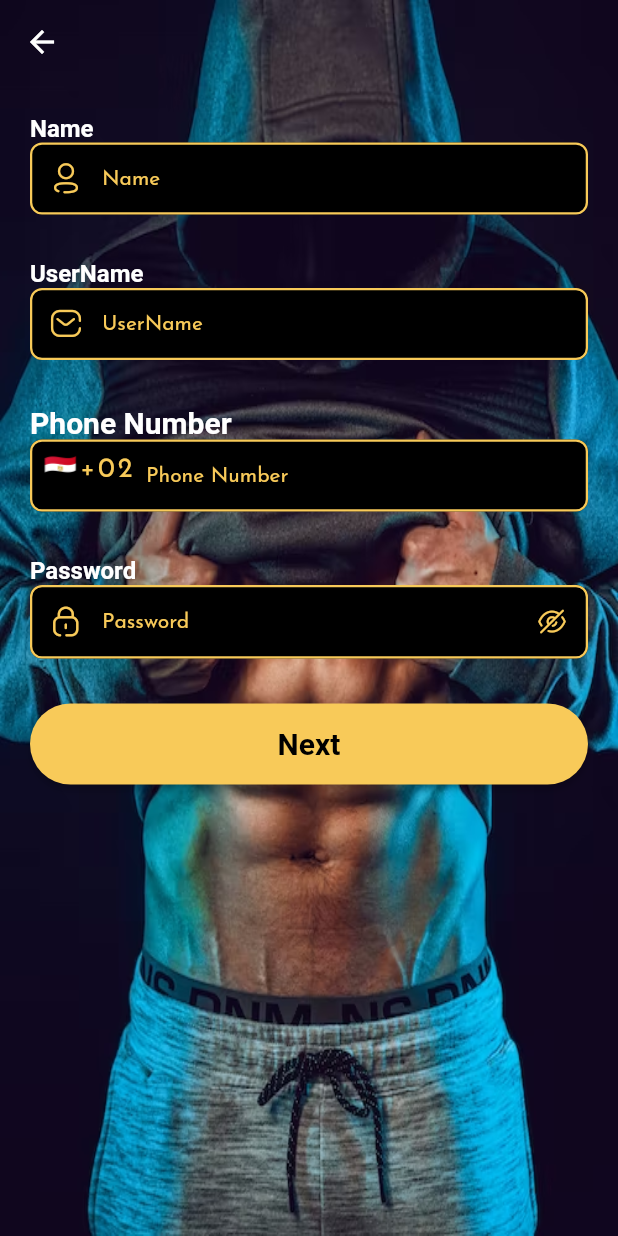
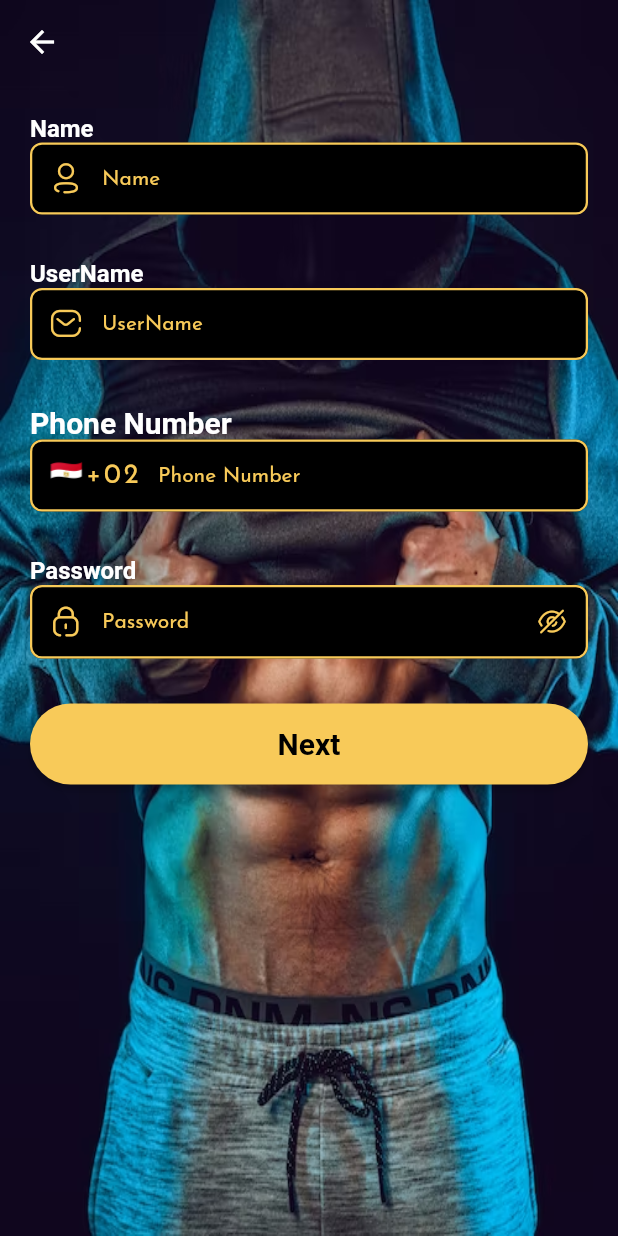
Before and after one commit to Ahmedzayan99/Graduation-Project, a Flutter app: the SignupUserScreen screen opened directly, on a phone screen of 412 x 824 dp. Run offline on Flutter 3.47's test engine with Material 2 defaults, Android fonts, the phone set to English and light mode, and no system bars; our stand-ins replace animated_text_kit, bloc, carousel_slider, cloud_firestore, conditional_builder_null_safety, date_picker_timeline and 9 more; accounts and stored records are empty; network calls fail.

Commit message:
ubdate ahmed

```diff
--- a/lib/modules/home/home.dart
+++ b/lib/modules/home/home.dart
@@ -123,8 +123,8 @@ class HomeScreen extends StatelessWidget {
                             onPressed: () {
                               GymCubit.get(context).changeIndex(1);
                             },
-                            child: const Text(
-                              'Lets start',
+                            child:  Text(
+                                "${'letsStart'.tr(context)}",
                               style: TextStyle(
                                   color: Colors.yellow, fontWeight: FontWeight.w600),
                             ),
--- a/lib/modules/login_register/cubit/authentication_cubit.dart
+++ b/lib/modules/login_register/cubit/authentication_cubit.dart
@@ -1,13 +1,13 @@
 // ignore_for_file: avoid_print
 
+import 'package:blackgym/model/user_model.dart';
 import 'package:blackgym/shared/network/constants.dart';
 import 'package:blackgym/shared/network/remote/dio_helper.dart';
+import 'package:blackgym/shared/styles/colors_manager.dart';
+import 'package:blackgym/shared/styles/iconly_broken.dart';
 import 'package:flutter/material.dart';
 import 'package:flutter_bloc/flutter_bloc.dart';
 import 'package:firebase_auth/firebase_auth.dart';
-import '../../../model/user_model.dart';
-import '../../../shared/styles/colors_manager.dart';
-import '../../../shared/styles/iconly_broken.dart';
 import 'package:cloud_firestore/cloud_firestore.dart';
 import 'authentication_states.dart';
 class AuthCubit extends Cubit<AuthStates> {
@@ -232,7 +232,7 @@ class AuthCubit extends Cubit<AuthStates> {
   }
 
   //<<<<<<<<<<<<<<<<<Start the cubit of Login by firebase>>>>>>>>>>>>>>>>>>>>>>
-
+  UserModel? userModel;
   void userLogin({
     required String email,
     required String password,
@@ -248,6 +248,7 @@ class AuthCubit extends Cubit<AuthStates> {
     ).then((value) {
       print('22222222');
       print(value.data);
+      userModel = UserModel.fromJson(value.data()!);
       emit(LoginSuccessState());
     }).catchError((error) {
       print('3333333333');
--- a/lib/modules/login_register/register/details_user.dart
+++ b/lib/modules/login_register/register/details_user.dart
@@ -6,11 +6,11 @@ import 'package:blackgym/modules/login_register/cubit/authentication_states.dart
 import 'package:blackgym/shared/app_cubit/cubit.dart';
 import 'package:blackgym/shared/components.dart';
 import 'package:blackgym/shared/global/app_localization/app_localization.dart';
+import 'package:blackgym/shared/styles/colors_manager.dart';
 import 'package:blackgym/shared/widgets/custom_defaultSlider.dart';
 import 'package:flutter/material.dart';
 import 'package:flutter/rendering.dart';
 import 'package:fluttertoast/fluttertoast.dart';
-import '../../../shared/styles/colors_manager.dart';
 import 'package:flutter_bloc/flutter_bloc.dart';
 class SignupDetailsScreen extends StatelessWidget {
    String email;
--- a/lib/modules/login_register/register/otp_screen.dart
+++ b/lib/modules/login_register/register/otp_screen.dart
@@ -3,10 +3,10 @@
 import 'package:blackgym/modules/login_register/cubit/authentication_cubit.dart';
 import 'package:blackgym/modules/login_register/cubit/authentication_states.dart';
 import 'package:blackgym/shared/components.dart';
+import 'package:blackgym/shared/styles/colors_manager.dart';
 import 'package:flutter/material.dart';
 import 'package:flutter/services.dart';
 import 'package:flutter_bloc/flutter_bloc.dart';
-import '../../../../shared/styles/colors_manager.dart';
 import 'package:pin_code_fields/pin_code_fields.dart';
 import 'second_step_register.dart';
 
--- a/lib/modules/login_register/register/second_step_register.dart
+++ b/lib/modules/login_register/register/second_step_register.dart
@@ -144,7 +144,7 @@ class SignupUserScreen extends StatelessWidget{
                                 controller:phoneNumberController,
                                 textInputType: TextInputType.phone,
                                 icon: Padding(
-                                  padding: const EdgeInsets.all(8.0),
+                                  padding: const EdgeInsets.all(12.0),
                                   child: Text(
                                     '${generateCountryFlag()}+02',
                                     style:TextStyle(
--- a/lib/modules/settings/settings.dart
+++ b/lib/modules/settings/settings.dart
@@ -1,3 +1,5 @@
+import 'package:blackgym/modules/changeLanuage.dart';
+import 'package:blackgym/modules/login_register/cubit/authentication_cubit.dart';
 import 'package:blackgym/shared/app_cubit/cubit.dart';
 import 'package:blackgym/shared/app_cubit/states.dart';
 import 'package:blackgym/shared/components.dart';
@@ -19,7 +21,7 @@ class SettingsScreen extends StatelessWidget {
     return BlocConsumer<GymCubit, GymStates>(
         listener: (context, state) {},
         builder: (context, state) {
-          var userModel = GymCubit.get(context).userModel;
+          var userModel = AuthCubit.get(context).userModel;
           GymCubit cubit = GymCubit.get(context);
           return ConditionalBuilder(
             condition: state is! GetUserLoadingState,
@@ -693,7 +695,7 @@ class SettingsScreen extends StatelessWidget {
                                       context,
                                       MaterialPageRoute(
                                         builder: (context) =>
-                                            const HomeSignUpScreen(),
+                                            const ChangeLanguageScreen(),
                                       ),
                                       (route) => false);
                                 });
--- a/lib/modules/workouts/workouts.dart
+++ b/lib/modules/workouts/workouts.dart
@@ -25,12 +25,11 @@ class WorkoutsScreen extends StatelessWidget {
       },
       builder: (context, state) {
         var alan =GymCubit.get(context).plans;
-        SystemChrome.setEnabledSystemUIMode (SystemUiMode.manual, overlays: [SystemUiOverlay.top]);
-        SystemChrome.setEnabledSystemUIMode(SystemUiMode.immersiveSticky);
+      //  SystemChrome.setEnabledSystemUIMode (SystemUiMode.manual, overlays: [SystemUiOverlay.top]);
+      //  SystemChrome.setEnabledSystemUIMode(SystemUiMode.immersiveSticky);
         return Scaffold(
           appBar: AppBar(
           ),
-          resizeToAvoidBottomInset: false,
           body:Padding(
             padding: const EdgeInsetsDirectional.only(start: 20.0,end: 20.0),
             child: Column(
--- a/lib/shared/app_cubit/cubit.dart
+++ b/lib/shared/app_cubit/cubit.dart
@@ -11,6 +11,7 @@ import 'package:blackgym/modules/settings/settings.dart';
 import 'package:blackgym/modules/workouts/workouts.dart';
 import 'package:blackgym/shared/app_cubit/states.dart';
 import 'package:blackgym/shared/network/local/cache_helper.dart';
+import 'package:blackgym/shared/network/remote/dio_helper.dart';
 import 'package:flutter_bloc/flutter_bloc.dart';
 import 'package:firebase_auth/firebase_auth.dart';
 import 'package:firebase_storage/firebase_storage.dart' as firebase_storage;
--- a/lib/shared/global/language/ar.json
+++ b/lib/shared/global/language/ar.json
@@ -50,7 +50,7 @@
   "inYourGym": "في الجيم الخاص بكم",
   "welcome": "مرحبا بك",
   "neverGiveUp": "لا تستسلم ابدا",
-  "loseWeightBuildMuscle": "LOSE WEIGHT BUILD MUSCLE",
+  "loseWeightBuildMuscle": "فقدان الوزن وبنا العضلات",
   "letsStart": "هيا دعتا نبدا"
 
 
--- a/lib/shared/network/constants.dart
+++ b/lib/shared/network/constants.dart
@@ -5,7 +5,7 @@ import '../../modules/login_register//homeSignup.dart';
 import '../network/local/cache_helper.dart';
 
 String? uId = '';
- const login = 'auth/login';
+ const login = '/api/auth/login';
 
 //final GlobalKey<ScaffoldState> loginScaffoldKey = GlobalKey<ScaffoldState>();
 
--- a/lib/shared/network/remote/dio_helper.dart
+++ b/lib/shared/network/remote/dio_helper.dart
@@ -11,7 +11,7 @@ class DioHelper {
         // Here Base Url
         BaseOptions(
             // base Url For Online Groceries
-            baseUrl: 'http://192.168.1.26:8000/api/',
+            baseUrl: 'http://gym-management-system-7amza.herokuapp.com',
             receiveDataWhenStatusError: true,
             // increase time connect
             connectTimeout: const Duration(seconds: 120).inMilliseconds,
```
Also changed, not shown: lib/modules/login_register/homeSignup.dart (+1 -12 lines).
